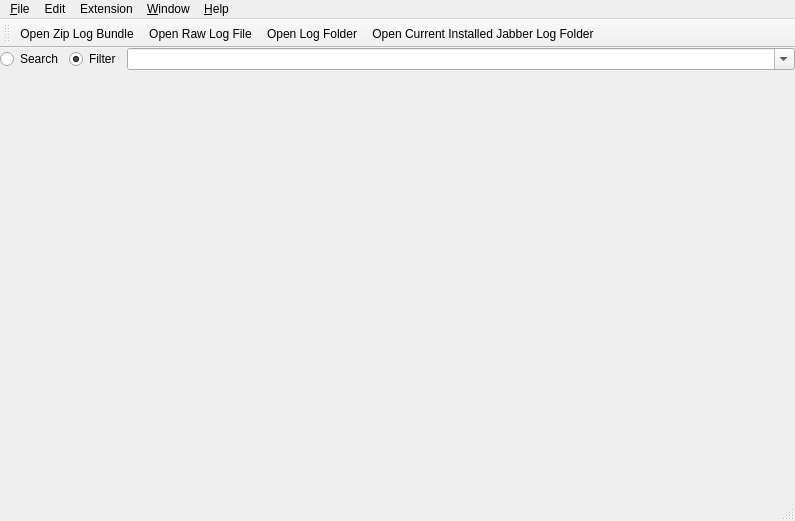
Above: mainwindow.ui from missdeer/cjlv before the change. Below: the same form after it.
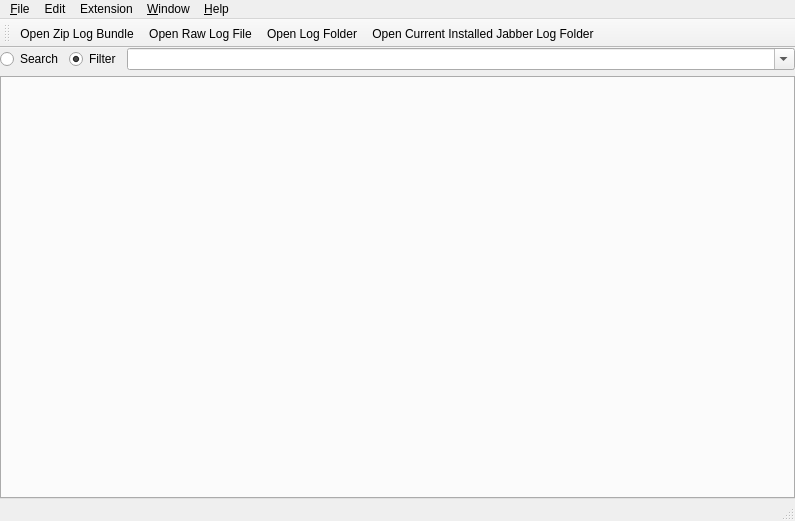
That is the form after the change. Icons and pictures are not drawn. Custom widgets are drawn as their Qt base class.

Commit message: (*)close tab by clicked close button

```diff
--- a/mainwindow.ui
+++ b/mainwindow.ui
@@ -65,7 +65,7 @@
        <number>-1</number>
       </property>
       <property name="documentMode">
-       <bool>true</bool>
+       <bool>false</bool>
       </property>
       <property name="tabsClosable">
        <bool>true</bool>
```
Left out of the diff: 2 changed lines with no effect on the pictures. The commit also changes 2 other files.
